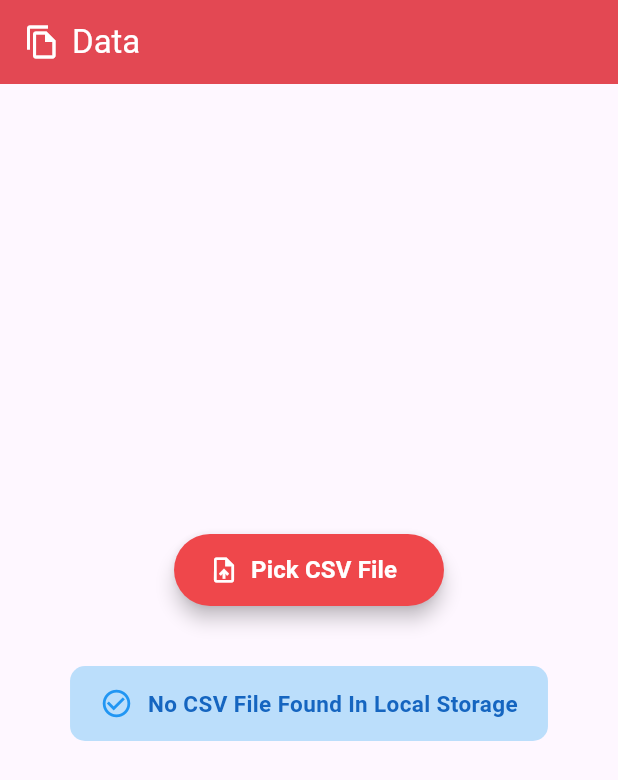
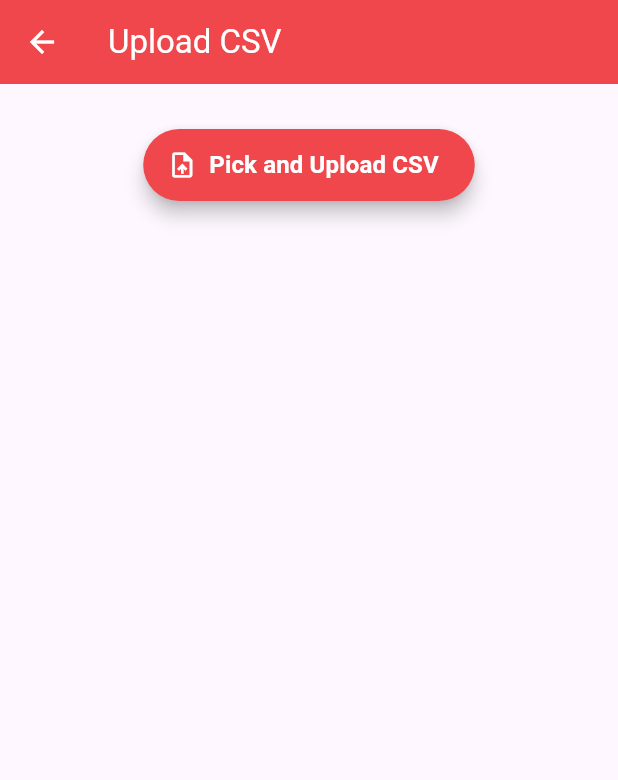
Before and after one commit to teodorajeremic/flutter-app, a Flutter app: the UploadCSVPage screen opened directly, on a phone screen of 412 x 824 dp. Shown: the top 780 px of the screen. Run offline on Flutter 3.47's test engine with Material 3 defaults, Android fonts, the phone set to English and light mode, and no system bars; our stand-ins replace csv, device_info_plus, file_picker, firebase_auth, firebase_core, google_fonts and 3 more; accounts and stored records are empty; network calls fail.

Commit message:
Izmena DataFile.dart
Fajl je izmenjen tako da sada radi ucitavanje csv fajl i slanje csv kao fajl na bekend, i izbrisan je deo za cuvanje fajla u lokalu

```diff
--- a/lib/DataFile.dart
+++ b/lib/DataFile.dart
@@ -1,10 +1,10 @@
 import 'dart:io';
-
 import 'package:file_picker/file_picker.dart';
 import 'package:flutter/material.dart';
-import 'package:path_provider/path_provider.dart';
+import 'package:http/http.dart' as http;
+import 'package:shared_preferences/shared_preferences.dart';
+import 'package:device_info_plus/device_info_plus.dart';
 
-// za upload csv fajla
 class UploadCSVPage extends StatefulWidget {
   const UploadCSVPage({super.key});
 
@@ -13,72 +13,16 @@ class UploadCSVPage extends StatefulWidget {
 }
 
 class _UploadCSVPageState extends State<UploadCSVPage> {
-  String? _fileName;
   String? _filePath;
   String? _statusMessage;
-  DateTime? _uploadDate;
 
-  @override
-  void initState() {
-    super.initState();
-    _loadExistingFile();
-  }
-// proverara da li vec postoji csv fajl u lokalnoj memoriji
-  Future<void> _loadExistingFile() async {
-    try {
-      final directory = await getApplicationDocumentsDirectory();
-      print('Looking for files in directory: ${directory.path}');
-
-      // lista svih fajlova
-      final allFiles = directory.listSync().whereType<File>().toList();
-      print('All files in directory:');
-      for (var f in allFiles) {
-        print(' - ${f.path}');
-      }
-
-      // filtrira samo csv fajlove
-      // Filter CSV files
-      final csvFiles = allFiles
-          .where((file) => file.path.endsWith('.csv'))
-          .toList();
-
-      print('Found ${csvFiles.length} CSV files.');
-
-      if (csvFiles.isNotEmpty) {
-        // koristimo prvi csv koji nadjemo
-        final file = csvFiles.first;
-        final stat = await file.stat(); // uzimamo info o fajlu
-
-        print('Using file: ${file.path}');
-        print('Last modified: ${stat.modified}');
-
-        setState(() {
-          _fileName = file.uri.pathSegments.last;
-          _filePath = file.path;
-          _uploadDate = stat.modified;
-          _statusMessage = ' File Found In Local Storage';
-        });
-      } else {
-        setState(() {
-          _statusMessage = 'No CSV File Found In Local Storage';
-        });
-      }
-    } catch (e) {
-      print('Error while loading files: $e');
-      setState(() {
-        _statusMessage = 'Error loading local files: $e';
-      });
-    }
-  }
-
-  // brisanje csv fajla iz memorije uredjaja i cuvanje u internu memoriju
-  // -> bira csv fajl i cuva ga lokalno
-  Future<void> _pickAndSaveFile() async {
+  // biranje CSV fajla i slanje direktno na backend sa header-ima
+  Future<void> _pickAndUploadFile() async {
     setState(() {
       _statusMessage = null;
     });
+
     try {
-      // file picker za ucitavanje csv fajla
       final result = await FilePicker.platform.pickFiles(
         type: FileType.custom,
         allowedExtensions: ['csv'],
@@ -86,221 +30,142 @@ class _UploadCSVPageState extends State<UploadCSVPage> {
 
       if (result != null && result.files.isNotEmpty) {
         final file = result.files.single;
-        final fileBytes = file.bytes;
-        final fileName = file.name;
-
-        final directory = await getApplicationDocumentsDirectory();
-        final localFile = File('${directory.path}/$fileName');
-
-        // snimanje fajla lokalno
-        if (fileBytes != null) {
-          await localFile.writeAsBytes(fileBytes);
-        } else if (file.path != null) {
-          final pickedFile = File(file.path!);
-          await pickedFile.copy(localFile.path);
-        } else {
-          throw Exception('Could not read file bytes or path');
-        }
-
-        final fileStat = await localFile.stat();
+        String? path = file.path;
+        if (path == null) throw Exception('Could not get file path.');
 
         setState(() {
-          _fileName = fileName;
-          _filePath = localFile.path;
-          _uploadDate = fileStat.modified;
-          _statusMessage = 'File Saved Successfully To Local Storage.';
+          _filePath = path;
         });
 
-        print('Saved File : ${localFile.path}');
+        await _uploadCsvToBackend(path);
       } else {
         setState(() {
           _statusMessage = 'File picking cancelled.';
         });
       }
     } catch (e) {
-      print('Error during file pick/save: $e');
       setState(() {
         _statusMessage = 'Error: $e';
       });
     }
   }
 
-  String _formatDateTime(DateTime dateTime) {
-    return '${dateTime.day.toString().padLeft(2, '0')}-'
-        '${dateTime.month.toString().padLeft(2, '0')}-'
-        '${dateTime.year} '
-        '${dateTime.hour.toString().padLeft(2, '0')}:'
-        '${dateTime.minute.toString().padLeft(2, '0')}';
+  Future<void> _uploadCsvToBackend(String filePath) async {
+    final file = File(filePath);
+    if (!file.existsSync()) {
+      setState(() {
+        _statusMessage = "CSV file does not exist.";
+      });
+      return;
+    }
+
+    try {
+      final prefs = await SharedPreferences.getInstance();
+      final patientId = prefs.getInt('patient_id') ?? 1;
+
+      final deviceInfo = DeviceInfoPlugin();
+      String deviceId = '';
+      if (Theme.of(context).platform == TargetPlatform.android) {
+        final androidInfo = await deviceInfo.androidInfo;
+        deviceId = androidInfo.id ?? '';
+      } else if (Theme.of(context).platform == TargetPlatform.iOS) {
+        final iosInfo = await deviceInfo.iosInfo;
+        deviceId = iosInfo.identifierForVendor ?? '';
+      }
+
+      final url = Uri.parse(
+          "https://dev.intelheart.unic.kg.ac.rs:82/api/app/data/upload");
+
+      final request = http.MultipartRequest("POST", url);
+      request.files.add(await http.MultipartFile.fromPath('file', file.path));
+
+      // Dodavanje header-a sa ID pacijenta i ID uredjaja
+      request.headers.addAll({
+        "Content-Type": "application/json",
+        "Accept": "application/json",
+       // "pacijent_id": patientId.toString(),
+        "pacijent": "1",
+        "device": deviceId,
+      });
+
+      final response = await request.send();
+      final responseBody = await response.stream.bytesToString();
+
+      if (response.statusCode == 200 || response.statusCode == 201) {
+        setState(() {
+          _statusMessage = "CSV successfully uploaded!";
+        });
+      } else {
+        setState(() {
+          _statusMessage = "Error ${response.statusCode}: $responseBody";
+        });
+      }
+    } catch (e) {
+      setState(() {
+        _statusMessage = "Upload failed: $e";
+      });
+    }
   }
 
   @override
   Widget build(BuildContext context) {
     return Scaffold(
       appBar: AppBar(
-        title: Row(
-          mainAxisSize: MainAxisSize.min,
-          children: const [
-            Icon(Icons.file_copy_outlined, color: Colors.white),
-            SizedBox(width: 8),
-            Text('Data'),
-          ],
+        title: const Text(
+          'Upload CSV',
+          style: TextStyle(color: Colors.white),
         ),
         backgroundColor: const Color(0xFFEF474B),
-        foregroundColor: Colors.white,
-        automaticallyImplyLeading: false,
-        elevation: 4,
+        iconTheme: const IconThemeData(color: Colors.white), // za ikone
       ),
-      body: Center(
-        child: Padding(
+      body: SingleChildScrollView(
         padding: const EdgeInsets.symmetric(horizontal: 24.0, vertical: 30),
+        child: Center(
           child: Column(
             mainAxisSize: MainAxisSize.min,
             children: [
-              // dugme za biranje i cuvanje fajla
               ElevatedButton.icon(
-                onPressed: _pickAndSaveFile,
+                onPressed: _pickAndUploadFile,
                 icon: const Icon(Icons.upload_file, size: 20),
                 label: const Text(
-                  'Pick CSV File',
+                  'Pick and Upload CSV',
                   style: TextStyle(fontSize: 16, fontWeight: FontWeight.w600),
                 ),
                 style: ElevatedButton.styleFrom(
-                  //backgroundColor: Colors.green,
                   backgroundColor: const Color(0xFFEF474B),
                   foregroundColor: Colors.white,
                   minimumSize: const Size(180, 48),
                   shape: RoundedRectangleBorder(
-                    borderRadius: BorderRadius.circular(
-                      24,
-                    ),
+                    borderRadius: BorderRadius.circular(24),
                   ),
                   elevation: 5,
                 ),
               ),
-              const SizedBox(height: 40),
-              // prikazivanje statusne poruke ako postoji
-              if (_statusMessage != null) ...[
+              const SizedBox(height: 20),
+              if (_statusMessage != null)
                 Container(
+                  padding: const EdgeInsets.all(16),
                   decoration: BoxDecoration(
                     color: _statusMessage!.startsWith('Error')
                         ? Colors.red.shade100
                         : Colors.blue.shade100,
                     borderRadius: BorderRadius.circular(10),
                   ),
-                  padding: const EdgeInsets.symmetric(
-                    vertical: 14,
-                    horizontal: 20,
-                  ),
-                  child: Row(
-                    mainAxisSize: MainAxisSize.min,
-                    children: [
-                      Icon(
-                        _statusMessage!.startsWith('Error')
-                            ? Icons.error_outline
-                            : Icons.check_circle_outline,
-                        color: _statusMessage!.startsWith('Error')
-                            ? Colors.red
-                            : Colors.blue,
-                        size: 22,
-                      ),
-                      const SizedBox(width: 10),
-                      Flexible(
                   child: Text(
                     _statusMessage!,
+                    textAlign: TextAlign.center,
                     style: TextStyle(
-                            fontSize: 15,
                       color: _statusMessage!.startsWith('Error')
                           ? Colors.red.shade800
                           : Colors.blue.shade800,
                       fontWeight: FontWeight.w600,
                     ),
-                          textAlign: TextAlign.center,
                   ),
                 ),
-                    ],
-                  ),
-                ),
-              ],
-              SizedBox(height: 30),
-              // ako fajl postoji prikazujemo info o njemu
-              if (_fileName != null) ...[
-                Card(
-                  shape: RoundedRectangleBorder(
-                    borderRadius: BorderRadius.circular(12),
-                  ),
-                  elevation: 3,
-                  shadowColor: Colors.green.withOpacity(0.4),
-                  child: Padding(
-                    padding: const EdgeInsets.symmetric(
-                      vertical: 20,
-                      horizontal: 24,
-                    ),
-                    child: Column(
-                      crossAxisAlignment: CrossAxisAlignment.start,
-                      children: [
-                        _infoRow(
-                          Icons.description_outlined,
-                          'File Name',
-                          _fileName!,
-                        ),
-                        const SizedBox(height: 12),
-                        if (_uploadDate != null)
-                          _infoRow(
-                            Icons.calendar_today_outlined,
-                            'Uploaded Date',
-                            _formatDateTime(_uploadDate!),
-                          ),
-                        if (_filePath != null) ...[
-                          const SizedBox(height: 12),
-                          _infoRow(
-                            Icons.folder_open,
-                            'File Location',
-                            _filePath!,
-                          ),
-                        ],
-                      ],
-                    ),
-                  ),
-                ),
-              ],
             ],
           ),
         ),
       ),
     );
   }
-
-  Widget _infoRow(IconData icon, String label, String value) {
-    return Row(
-      crossAxisAlignment: CrossAxisAlignment.start,
-      children: [
-        Icon(icon, color: const Color(0xFFEF474B), size: 22),
-        const SizedBox(width: 14),
-        Expanded(
-          child: RichText(
-            text: TextSpan(
-              children: [
-                TextSpan(
-                  text: '$label\n',
-                  style: const TextStyle(
-                    fontWeight: FontWeight.w700,
-                    fontSize: 15,
-                    color: Colors.black87,
-                  ),
-                ),
-                TextSpan(
-                  text: value,
-                  style: const TextStyle(
-                    fontWeight: FontWeight.w400,
-                    fontSize: 14,
-                    color: Colors.black54,
-                  ),
-                ),
-              ],
-            ),
-          ),
-        ),
-      ],
-    );
 }
-}
```
Lines whose indentation alone changed are shown as unchanged.
